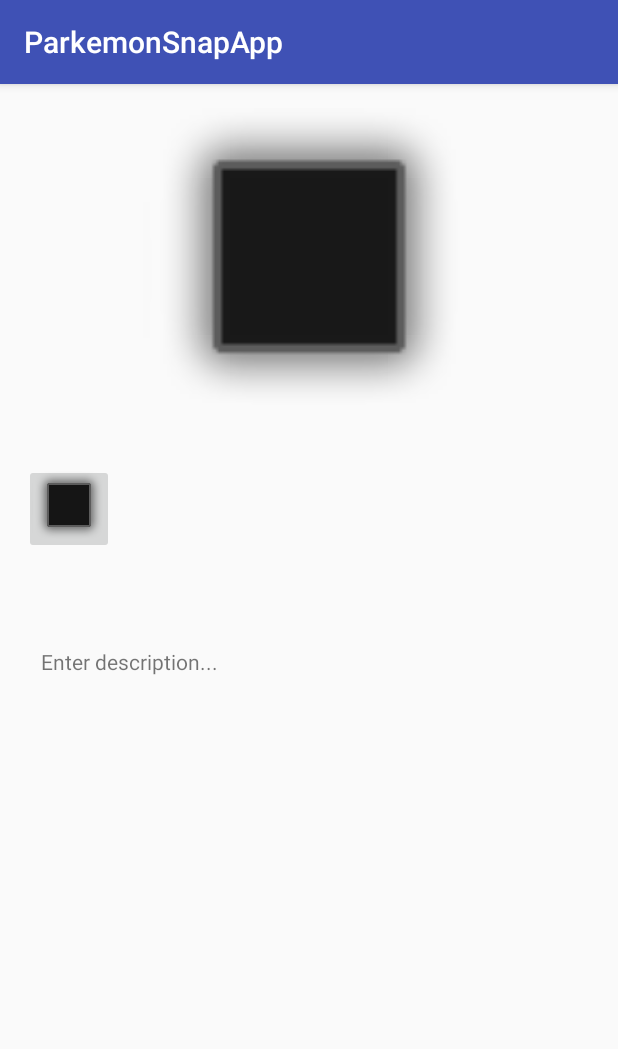
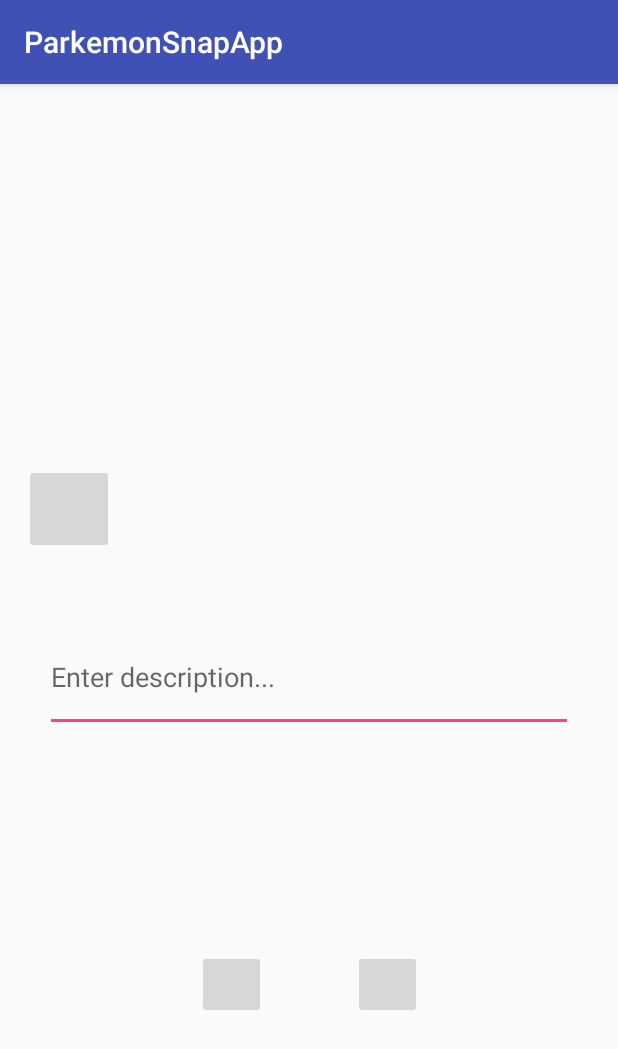
Before and after one commit to arnikola/parkemon-snap, an Android app: the screen it shows after launch (UploadDataActivity), on a phone screen of 412 x 824 dp. Shown: the top 1049 px of the screen. Run offline under Robolectric (Android 15) with nearby library versions, the phone set to English and light mode, and no system bars.

Commit message:
upload activity layout, no assets or function

```diff
--- a/ParkemonSnapApp/app/src/main/res/layout/activity_upload_data.xml
+++ b/ParkemonSnapApp/app/src/main/res/layout/activity_upload_data.xml
@@ -10,7 +10,6 @@
     <ImageView
         android:layout_width="352dp"
         android:layout_height="221dp"
-        app:srcCompat="@android:drawable/alert_dark_frame"
         android:id="@+id/takenPhotoView"
         app:layout_constraintLeft_toLeftOf="@+id/activity_upload_data"
         android:layout_marginStart="16dp"
@@ -19,24 +18,9 @@
         app:layout_constraintRight_toRightOf="@+id/activity_upload_data"
         android:layout_marginEnd="16dp" />
 
-    <TextView
-        android:text="Enter description..."
-        android:layout_width="351dp"
-        android:layout_height="68dp"
-        android:id="@+id/descriptionEditableText"
-        tools:text="User enters photo description here."
-        app:layout_constraintLeft_toLeftOf="@+id/activity_upload_data"
-        android:layout_marginStart="16dp"
-        app:layout_constraintTop_toBottomOf="@+id/missionText"
-        android:layout_marginTop="16dp"
-        app:layout_constraintRight_toRightOf="@+id/activity_upload_data"
-        android:layout_marginEnd="16dp"
-        app:layout_constraintHorizontal_bias="0.39" />
-
     <ImageButton
         android:layout_width="60dp"
         android:layout_height="60dp"
-        app:srcCompat="@android:drawable/alert_dark_frame"
         android:id="@+id/selectedMissionButton"
         app:layout_constraintLeft_toLeftOf="@+id/activity_upload_data"
         android:layout_marginStart="16dp"
@@ -45,7 +29,7 @@
 
     <TextView
         android:layout_width="277dp"
-        android:layout_height="106dp"
+        android:layout_height="89dp"
         android:id="@+id/missionText"
         tools:text="Mission Description"
         app:layout_constraintLeft_toRightOf="@+id/selectedMissionButton"
@@ -54,4 +38,54 @@
         android:layout_marginTop="16dp"
         app:layout_constraintRight_toRightOf="@+id/activity_upload_data"
         android:layout_marginEnd="16dp" />
+
+    <LinearLayout
+        android:layout_width="150dp"
+        android:layout_height="wrap_content"
+        app:layout_constraintLeft_toLeftOf="@+id/activity_upload_data"
+        app:layout_constraintTop_toBottomOf="@+id/descriptionText"
+        android:layout_marginTop="16dp"
+        app:layout_constraintRight_toRightOf="@+id/activity_upload_data"
+        app:layout_constraintBottom_toBottomOf="@+id/activity_upload_data"
+        android:layout_marginBottom="16dp">
+
+        <ImageButton
+            android:layout_width="46dp"
+            android:layout_height="46dp"
+            android:id="@+id/cancelButton"
+            android:layout_gravity="left"
+            tools:layout_editor_absoluteX="0dp"
+            tools:layout_editor_absoluteY="0dp"
+            android:layout_weight="0" />
+
+        <android.support.v4.widget.Space
+            android:layout_width="wrap_content"
+            android:layout_height="wrap_content"
+            android:layout_weight="1"
+            tools:layout_editor_absoluteX="46dp"
+            tools:layout_editor_absoluteY="0dp" />
+
+            <ImageButton
+            android:layout_width="46dp"
+            android:layout_height="46dp"
+            android:id="@+id/confirmButton"
+                tools:layout_editor_absoluteX="104dp"
+            tools:layout_editor_absoluteY="0dp"
+                android:layout_weight="0" />
+
+    </LinearLayout>
+    <EditText
+        android:layout_width="352dp"
+        android:layout_height="73dp"
+        android:inputType="textPersonName"
+        android:ems="10"
+        android:id="@+id/descriptionText"
+        android:hint="Enter description..."
+        android:singleLine="false"
+        app:layout_constraintLeft_toLeftOf="@+id/activity_upload_data"
+        android:layout_marginStart="16dp"
+        app:layout_constraintTop_toBottomOf="@+id/missionText"
+        android:layout_marginTop="16dp"
+        app:layout_constraintRight_toRightOf="@+id/activity_upload_data"
+        android:layout_marginEnd="16dp" />
 </android.support.constraint.ConstraintLayout>
```
Also changed, not shown: 3 other files.
